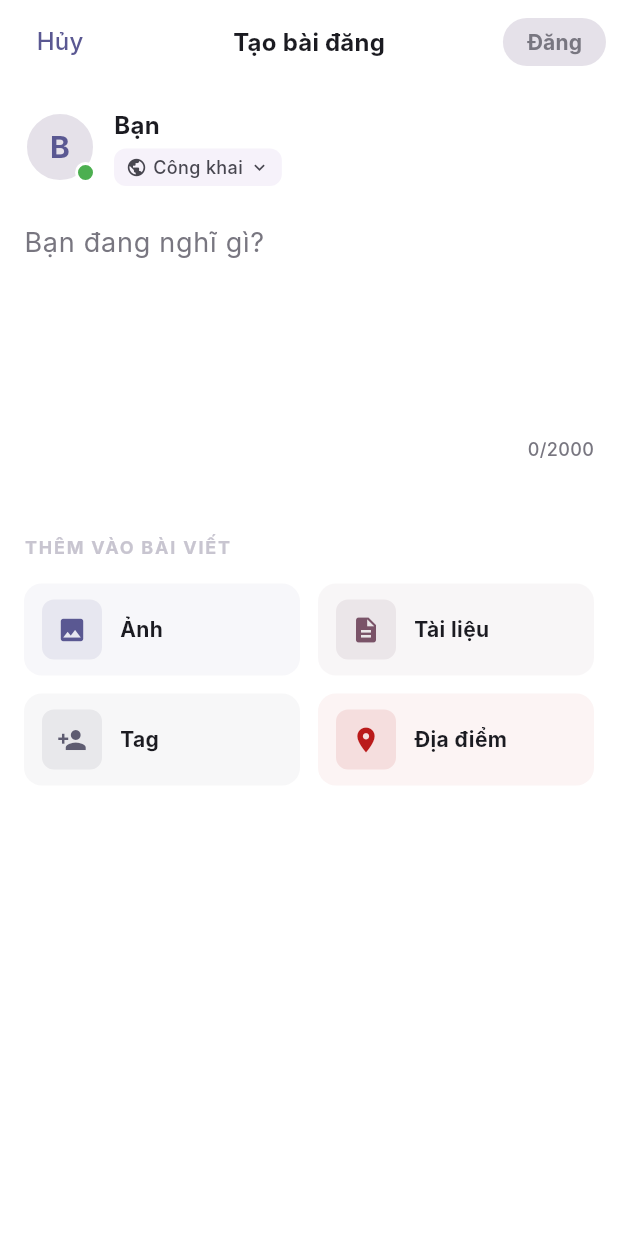
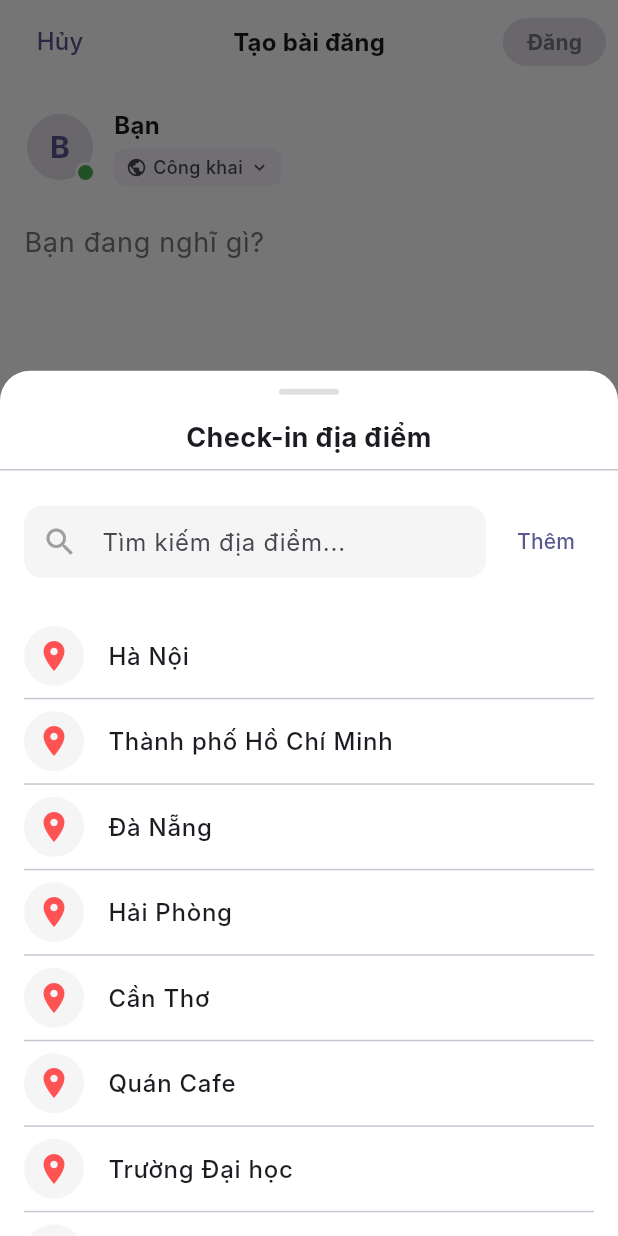
Before and after one commit to TranDinhVo/Learnex, a Flutter app: the CreatePostScreen screen opened directly, after a tap on "Địa điểm", on a phone screen of 412 x 824 dp. Run offline on Flutter 3.47's test engine with Material 3 defaults, Android fonts, the phone set to English and light mode, and no system bars; our stand-ins replace dio, file_picker, firebase_core, firebase_messaging, flutter_bloc, flutter_secure_storage and 3 more; missing offline and left inert: flutter_webrtc; accounts and stored records are empty; network calls fail; Roboto replaces fonts that are missing (Inter).

Commit message:
fix: post position and UI post client

```diff
--- a/mobile/lib/features/feed/data/datasources/feed_remote_datasource.dart
+++ b/mobile/lib/features/feed/data/datasources/feed_remote_datasource.dart
@@ -37,12 +37,12 @@ class FeedRemoteDatasource {
     return response.data as Map<String, dynamic>;
   }
 
-  /// Tạo bài viết mới
   Future<Map<String, dynamic>> createPost({
     String? content,
     List<String>? imageUrls,
     String? documentId,
     String visibility = 'public',
+    String? location,
     List<String>? taggedUserIds,
   }) async {
     final response = await _dio.post(
@@ -52,6 +52,7 @@ class FeedRemoteDatasource {
         if (imageUrls != null) 'image_urls': imageUrls,
         if (documentId != null) 'document_id': documentId,
         'visibility': visibility,
+        if (location != null) 'location': location,
         if (taggedUserIds != null && taggedUserIds.isNotEmpty) 'tagged_user_ids': taggedUserIds,
       },
     );
@@ -71,6 +72,7 @@ class FeedRemoteDatasource {
     List<String>? imageUrls,
     String? documentId,
     String? visibility,
+    String? location,
     List<String>? taggedUserIds,
   }) async {
     final response = await _dio.put(
@@ -80,6 +82,7 @@ class FeedRemoteDatasource {
         if (imageUrls != null) 'image_urls': imageUrls,
         if (documentId != null) 'document_id': documentId,
         if (visibility != null) 'visibility': visibility,
+        if (location != null) 'location': location,
         if (taggedUserIds != null) 'tagged_user_ids': taggedUserIds,
       },
     );
--- a/mobile/lib/features/feed/data/repositories/feed_repository_impl.dart
+++ b/mobile/lib/features/feed/data/repositories/feed_repository_impl.dart
@@ -23,6 +23,7 @@ class FeedRepositoryImpl implements FeedRepository {
     List<String>? imageUrls,
     String? documentId,
     String visibility = 'public',
+    String? location,
     List<String>? taggedUserIds,
   }) =>
       _datasource.createPost(
@@ -30,6 +31,7 @@ class FeedRepositoryImpl implements FeedRepository {
         imageUrls: imageUrls,
         documentId: documentId,
         visibility: visibility,
+        location: location,
         taggedUserIds: taggedUserIds,
       );
 
@@ -44,6 +46,7 @@ class FeedRepositoryImpl implements FeedRepository {
     List<String>? imageUrls,
     String? documentId,
     String? visibility,
+    String? location,
     List<String>? taggedUserIds,
   }) =>
       _datasource.updatePost(
@@ -52,6 +55,7 @@ class FeedRepositoryImpl implements FeedRepository {
         imageUrls: imageUrls,
         documentId: documentId,
         visibility: visibility,
+        location: location,
         taggedUserIds: taggedUserIds,
       );
 
--- a/mobile/lib/features/feed/domain/repositories/feed_repository.dart
+++ b/mobile/lib/features/feed/domain/repositories/feed_repository.dart
@@ -15,6 +15,7 @@ abstract class FeedRepository {
     List<String>? imageUrls,
     String? documentId,
     String visibility = 'public',
+    String? location,
     List<String>? taggedUserIds,
   });
 
@@ -28,6 +29,7 @@ abstract class FeedRepository {
     List<String>? imageUrls,
     String? documentId,
     String? visibility,
+    String? location,
     List<String>? taggedUserIds,
   });
 
--- a/mobile/lib/features/feed/presentation/bloc/feed_bloc.dart
+++ b/mobile/lib/features/feed/presentation/bloc/feed_bloc.dart
@@ -160,6 +160,7 @@ class FeedBloc extends Bloc<FeedEvent, FeedState> {
         imageUrls: event.imageUrls,
         documentId: event.documentId,
         visibility: event.visibility.value,
+        location: event.location,
         taggedUserIds: event.taggedUserIds,
       );
       final data = result['data'] ?? result;
@@ -197,6 +198,7 @@ class FeedBloc extends Bloc<FeedEvent, FeedState> {
         imageUrls: event.imageUrls,
         documentId: event.documentId,
         visibility: event.visibility.value,
+        location: event.location,
         taggedUserIds: event.taggedUserIds,
       );
       final data = result['data'] ?? result;
--- a/mobile/lib/features/feed/presentation/bloc/feed_event.dart
+++ b/mobile/lib/features/feed/presentation/bloc/feed_event.dart
@@ -16,6 +16,7 @@ class CreatePostEvent extends FeedEvent {
   final List<String>? imageUrls;
   final String? documentId;
   final PostVisibility visibility;
+  final String? location;
   final List<String>? taggedUserIds;
 
   CreatePostEvent({
@@ -23,6 +24,7 @@ class CreatePostEvent extends FeedEvent {
     this.imageUrls,
     this.documentId,
     this.visibility = PostVisibility.public,
+    this.location,
     this.taggedUserIds,
   });
 }
@@ -34,6 +36,7 @@ class EditPostEvent extends FeedEvent {
   final List<String>? imageUrls;
   final String? documentId;
   final PostVisibility visibility;
+  final String? location;
   final List<String>? taggedUserIds;
 
   EditPostEvent({
@@ -42,6 +45,7 @@ class EditPostEvent extends FeedEvent {
     this.imageUrls,
     this.documentId,
     this.visibility = PostVisibility.public,
+    this.location,
     this.taggedUserIds,
   });
 }
--- a/mobile/lib/features/feed/presentation/screens/create_post_screen.dart
+++ b/mobile/lib/features/feed/presentation/screens/create_post_screen.dart
@@ -13,6 +13,7 @@ import '../../../auth/presentation/bloc/auth_state.dart';
 import '../../domain/enums/post_visibility.dart';
 import '../widgets/post_visibility_bottom_sheet.dart';
 import '../widgets/tag_user_bottom_sheet.dart';
+import '../widgets/location_picker_bottom_sheet.dart';
 
 class CreatePostScreen extends StatefulWidget {
   const CreatePostScreen({super.key});
@@ -28,6 +29,7 @@ class _CreatePostScreenState extends State<CreatePostScreen> {
   PostVisibility _selectedVisibility = PostVisibility.public;
   Map<String, dynamic>? _attachedDocument;
   List<Map<String, dynamic>> _taggedUsers = [];
+  String? _location;
 
   @override
   void initState() {
@@ -39,7 +41,7 @@ class _CreatePostScreenState extends State<CreatePostScreen> {
 
   bool get _canSubmit {
     final content = _contentController.text.trim();
-    final hasContent = content.isNotEmpty || _selectedImages.isNotEmpty || _attachedDocument != null;
+    final hasContent = content.isNotEmpty || _selectedImages.isNotEmpty || _attachedDocument != null || _location != null;
     final isUnderLimit = content.length <= 2000;
     return hasContent && isUnderLimit && !_isSubmitting;
   }
@@ -80,9 +82,9 @@ class _CreatePostScreenState extends State<CreatePostScreen> {
 
   void _submit() {
     final content = _contentController.text.trim();
-    if (content.isEmpty && _selectedImages.isEmpty && _attachedDocument == null) {
+    if (content.isEmpty && _selectedImages.isEmpty && _attachedDocument == null && _location == null) {
       ScaffoldMessenger.of(context).showSnackBar(
-        const SnackBar(content: Text('Vui lòng thêm nội dung, ảnh hoặc tài liệu trước khi đăng')),
+        const SnackBar(content: Text('Vui lòng thêm nội dung, ảnh, tài liệu hoặc địa điểm trước khi đăng')),
       );
       return;
     }
@@ -99,6 +101,7 @@ class _CreatePostScreenState extends State<CreatePostScreen> {
           content: content.isEmpty ? null : content,
           documentId: _attachedDocument?['id']?.toString(),
           visibility: _selectedVisibility,
+          location: _location,
           taggedUserIds: _taggedUsers.map((e) => e['id'].toString()).toList(),
         ),
       );
@@ -141,6 +144,7 @@ class _CreatePostScreenState extends State<CreatePostScreen> {
               imageUrls: state.urls,
               documentId: _attachedDocument?['id']?.toString(),
               visibility: _selectedVisibility,
+              location: _location,
               taggedUserIds: _taggedUsers.map((e) => e['id'].toString()).toList(),
             ),
           );
@@ -365,6 +369,24 @@ class _CreatePostScreenState extends State<CreatePostScreen> {
               ),
             ],
 
+            if (_location != null) ...[
+              const SizedBox(height: 12),
+              Wrap(
+                crossAxisAlignment: WrapCrossAlignment.center,
+                children: [
+                  Text('— tại ', style: TextStyle(color: theme.colorScheme.onSurfaceVariant, fontStyle: FontStyle.italic)),
+                  Chip(
+                    label: Text(_location!, style: const TextStyle(fontSize: 12, fontWeight: FontWeight.bold)),
+                    onDeleted: () => setState(() => _location = null),
+                    padding: EdgeInsets.zero,
+                    visualDensity: VisualDensity.compact,
+                    backgroundColor: theme.colorScheme.errorContainer.withValues(alpha: 0.3),
+                    deleteIconColor: theme.colorScheme.error,
+                  ),
+                ],
+              ),
+            ],
+
             const SizedBox(height: 16),
 
             // Text Input
@@ -495,6 +517,21 @@ class _CreatePostScreenState extends State<CreatePostScreen> {
                   icon: Icons.location_on,
                   label: 'Địa điểm',
                   color: theme.colorScheme.error,
+                  onTap: () async {
+                    final result = await showModalBottomSheet<String>(
+                      context: context,
+                      isScrollControlled: true,
+                      backgroundColor: Colors.transparent,
+                      builder: (_) => LocationPickerBottomSheet(
+                        initialLocation: _location,
+                      ),
+                    );
+                    if (result != null) {
+                      setState(() {
+                        _location = result.isEmpty ? null : result;
+                      });
+                    }
+                  },
                 ),
               ],
             ),
@@ -509,43 +546,43 @@ class _CreatePostScreenState extends State<CreatePostScreen> {
   Widget _buildImageGrid() {
     if (_selectedImages.isEmpty) return const SizedBox();
 
+    final count = _selectedImages.length;
+    final ratio = count == 1 ? 4 / 3 : (count == 2 ? 2 / 1 : 1 / 1);
+
     return Container(
       decoration: BoxDecoration(
         borderRadius: BorderRadius.circular(16),
         border: Border.all(color: Colors.grey.shade200, width: 1),
       ),
       clipBehavior: Clip.hardEdge,
+      child: ConstrainedBox(
+        constraints: const BoxConstraints(
+          maxHeight: 500,
+        ),
+        child: AspectRatio(
+          aspectRatio: ratio.toDouble(),
           child: _buildGridContent(),
+        ),
+      ),
     );
   }
 
   Widget _buildGridContent() {
     final count = _selectedImages.length;
-    final h = 350.0; // Tăng chiều cao cho đẹp hơn
     const double spacing = 3.0; // Khoảng cách giữa các ảnh
 
     if (count == 1) {
-      return ConstrainedBox(
-        constraints: BoxConstraints(
-          maxHeight: MediaQuery.of(context).size.height * 0.6,
-        ),
-        child: _buildImageItem(0, isSingle: true),
-      );
+      return _buildImageItem(0, isSingle: true);
     } else if (count == 2) {
-      return SizedBox(
-        height: h,
-        child: Row(
+      return Row(
         children: [
           Expanded(child: _buildImageItem(0)),
           const SizedBox(width: spacing),
           Expanded(child: _buildImageItem(1)),
         ],
-        ),
       );
     } else if (count == 3) {
-      return SizedBox(
-        height: h,
-        child: Row(
+      return Row(
         children: [
           Expanded(flex: 2, child: _buildImageItem(0)),
           const SizedBox(width: spacing),
@@ -560,12 +597,9 @@ class _CreatePostScreenState extends State<CreatePostScreen> {
             ),
           ),
         ],
-        ),
       );
     } else if (count == 4) {
-      return SizedBox(
-        height: h,
-        child: Column(
+      return Column(
         children: [
           Expanded(flex: 2, child: _buildImageItem(0)),
           const SizedBox(height: spacing),
@@ -582,13 +616,10 @@ class _CreatePostScreenState extends State<CreatePostScreen> {
             ),
           ),
         ],
-        ),
       );
     } else {
-      // 5 images
-      return SizedBox(
-        height: h,
-        child: Column(
+      // 5+ images
+      return Column(
         children: [
           Expanded(
             flex: 2,
@@ -609,12 +640,31 @@ class _CreatePostScreenState extends State<CreatePostScreen> {
                 const SizedBox(width: spacing),
                 Expanded(child: _buildImageItem(3)),
                 const SizedBox(width: spacing),
-                  Expanded(child: _buildImageItem(4)),
+                Expanded(
+                  child: Stack(
+                    fit: StackFit.expand,
+                    children: [
+                      _buildImageItem(4),
+                      if (count > 5)
+                        Container(
+                          color: Colors.black54,
+                          alignment: Alignment.center,
+                          child: Text(
+                            '+${count - 5}',
+                            style: const TextStyle(
+                              color: Colors.white,
+                              fontSize: 24,
+                              fontWeight: FontWeight.bold,
+                            ),
+                          ),
+                        ),
                     ],
                   ),
                 ),
               ],
             ),
+          ),
+        ],
       );
     }
   }
--- a/mobile/lib/features/feed/presentation/screens/feed_screen.dart
+++ b/mobile/lib/features/feed/presentation/screens/feed_screen.dart
@@ -350,6 +350,7 @@ class _FeedScreenState extends State<FeedScreen> {
                                   : (post['document_id'] != null
                                         ? PostType.document
                                         : PostType.text),
+                              location: post['location'] as String?,
                               imageUrls: imageUrls,
                               taggedUsers: post['tagged_users'] as List<dynamic>?,
                               documentName: post['document_title'] as String? ?? 'Tài liệu',
--- a/mobile/lib/features/feed/presentation/screens/post_detail_screen.dart
+++ b/mobile/lib/features/feed/presentation/screens/post_detail_screen.dart
@@ -470,6 +470,7 @@ class _PostDetailScreenState extends State<PostDetailScreen> {
                     postType: imageUrls.isNotEmpty
                         ? PostType.image
                         : (_post['document_id'] != null ? PostType.document : PostType.text),
+                    location: _post['location'] as String?,
                     imageUrls: imageUrls,
                     documentName: _post['document_title'] as String? ?? 'Tài liệu',
                     documentSize: _post['document_size'] != null
--- /dev/null
+++ b/mobile/lib/features/feed/presentation/widgets/location_picker_bottom_sheet.dart
@@ -0,0 +1,166 @@
+import 'package:flutter/material.dart';
+
+class LocationPickerBottomSheet extends StatefulWidget {
+  final String? initialLocation;
+
+  const LocationPickerBottomSheet({super.key, this.initialLocation});
+
+  @override
+  State<LocationPickerBottomSheet> createState() => _LocationPickerBottomSheetState();
+}
+
+class _LocationPickerBottomSheetState extends State<LocationPickerBottomSheet> {
+  final TextEditingController _searchController = TextEditingController();
+  final List<String> _suggestions = [
+    'Hà Nội',
+    'Thành phố Hồ Chí Minh',
+    'Đà Nẵng',
+    'Hải Phòng',
+    'Cần Thơ',
+    'Quán Cafe',
+    'Trường Đại học',
+    'Thư viện',
+    'Nhà',
+    'Công ty',
+  ];
+
+  List<String> _filteredSuggestions = [];
+
+  @override
+  void initState() {
+    super.initState();
+    _searchController.text = widget.initialLocation ?? '';
+    _filteredSuggestions = List.from(_suggestions);
+  }
+
+  void _onSearchChanged(String query) {
+    setState(() {
+      if (query.isEmpty) {
+        _filteredSuggestions = List.from(_suggestions);
+      } else {
+        _filteredSuggestions = _suggestions
+            .where((s) => s.toLowerCase().contains(query.toLowerCase()))
+            .toList();
+      }
+    });
+  }
+
+  void _selectLocation(String location) {
+    Navigator.pop(context, location);
+  }
+
+  @override
+  void dispose() {
+    _searchController.dispose();
+    super.dispose();
+  }
+
+  @override
+  Widget build(BuildContext context) {
+    return Container(
+      height: MediaQuery.of(context).size.height * 0.7,
+      decoration: const BoxDecoration(
+        color: Colors.white,
+        borderRadius: BorderRadius.vertical(top: Radius.circular(20)),
+      ),
+      child: Column(
+        children: [
+          const SizedBox(height: 12),
+          // Handle
+          Container(
+            width: 40,
+            height: 4,
+            decoration: BoxDecoration(
+              color: Colors.grey.shade300,
+              borderRadius: BorderRadius.circular(2),
+            ),
+          ),
+          const SizedBox(height: 16),
+          // Header
+          Padding(
+            padding: const EdgeInsets.symmetric(horizontal: 16),
+            child: Row(
+              children: [
+                const Expanded(
+                  child: Text(
+                    'Check-in địa điểm',
+                    style: TextStyle(
+                      fontSize: 18,
+                      fontWeight: FontWeight.bold,
+                    ),
+                    textAlign: TextAlign.center,
+                  ),
+                ),
+                if (widget.initialLocation != null)
+                  TextButton(
+                    onPressed: () => Navigator.pop(context, ''), // Trả về chuỗi rỗng để xoá
+                    child: const Text('Gỡ bỏ', style: TextStyle(color: Colors.red)),
+                  ),
+              ],
+            ),
+          ),
+          const Divider(),
+          // Search input
+          Padding(
+            padding: const EdgeInsets.all(16),
+            child: Row(
+              children: [
+                Expanded(
+                  child: TextField(
+                    controller: _searchController,
+                    onChanged: _onSearchChanged,
+                    decoration: InputDecoration(
+                      hintText: 'Tìm kiếm địa điểm...',
+                      prefixIcon: const Icon(Icons.search, color: Colors.grey),
+                      filled: true,
+                      fillColor: Colors.grey.shade100,
+                      border: OutlineInputBorder(
+                        borderRadius: BorderRadius.circular(12),
+                        borderSide: BorderSide.none,
+                      ),
+                      contentPadding: const EdgeInsets.symmetric(vertical: 0),
+                    ),
+                  ),
+                ),
+                const SizedBox(width: 8),
+                TextButton(
+                  onPressed: () {
+                    final customLocation = _searchController.text.trim();
+                    if (customLocation.isNotEmpty) {
+                      _selectLocation(customLocation);
+                    }
+                  },
+                  child: const Text('Thêm'),
+                ),
+              ],
+            ),
+          ),
+          // List
+          Expanded(
+            child: ListView.separated(
+              padding: const EdgeInsets.symmetric(horizontal: 16, vertical: 8),
+              itemCount: _filteredSuggestions.length,
+              separatorBuilder: (_, __) => const Divider(height: 1),
+              itemBuilder: (context, index) {
+                final loc = _filteredSuggestions[index];
+                return ListTile(
+                  contentPadding: EdgeInsets.zero,
+                  leading: Container(
+                    padding: const EdgeInsets.all(8),
+                    decoration: BoxDecoration(
+                      color: Colors.grey.shade100,
+                      shape: BoxShape.circle,
+                    ),
+                    child: const Icon(Icons.location_on, color: Colors.redAccent),
+                  ),
+                  title: Text(loc, style: const TextStyle(fontWeight: FontWeight.w500)),
+                  onTap: () => _selectLocation(loc),
+                );
+              },
+            ),
+          ),
+        ],
+      ),
+    );
+  }
+}
--- a/mobile/lib/features/profile/presentation/screens/profile_screen.dart
+++ b/mobile/lib/features/profile/presentation/screens/profile_screen.dart
@@ -401,6 +401,7 @@ class _ProfileScreenState extends State<ProfileScreen> {
                                 avatarColor: Colors.indigo.shade100,
                                 avatarTextColor: Colors.indigo.shade700,
                                 content: postContent,
+                                location: post['location'] as String?,
                                 postType: imageUrls.isNotEmpty
                                     ? PostType.image
                                     : (post['document_id'] != null ? PostType.document : PostType.text),
--- a/mobile/lib/features/profile/presentation/screens/user_profile_screen.dart
+++ b/mobile/lib/features/profile/presentation/screens/user_profile_screen.dart
@@ -457,6 +457,7 @@ class _UserProfileScreenState extends State<UserProfileScreen> {
                       avatarColor: Colors.indigo.shade100,
                       avatarTextColor: Colors.indigo.shade700,
                       content: content,
+                      location: post['location'] as String?,
                       postType: imageUrls.isNotEmpty
                           ? PostType.image
                           : (post['document_id'] != null ? PostType.document : PostType.text),
```
Also changed, not shown: mobile/lib/features/feed/presentation/widgets/post_card.dart (+31 -7 lines), mobile/pubspec.lock, 3 other files. Lines whose indentation alone changed are shown as unchanged.
